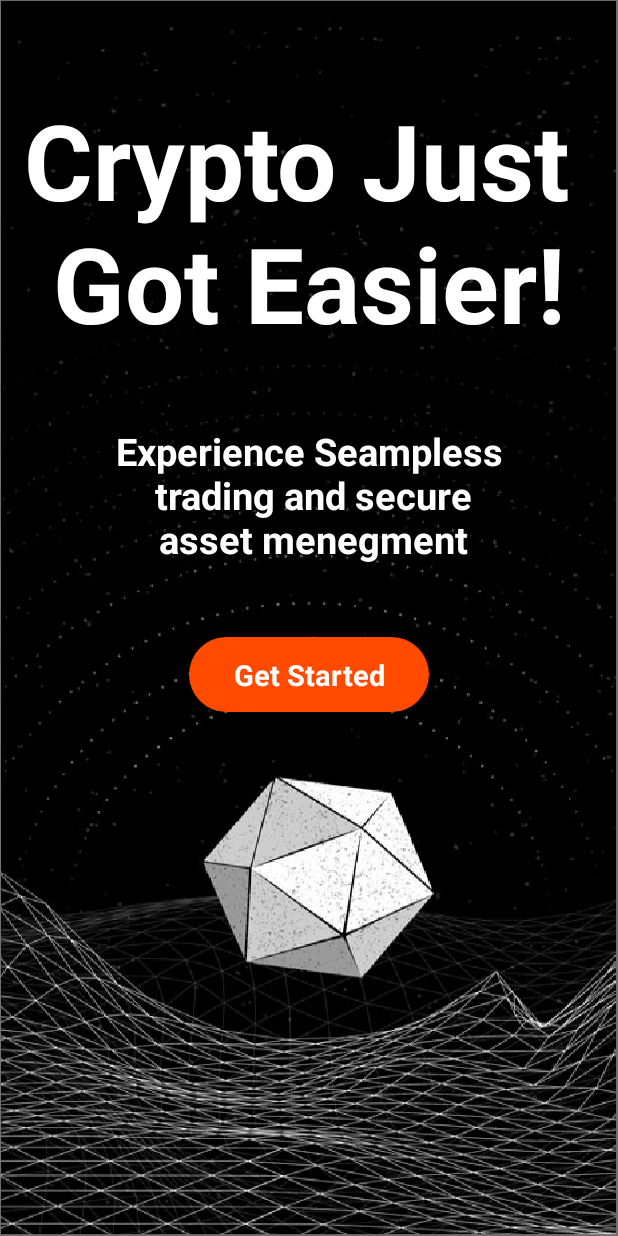
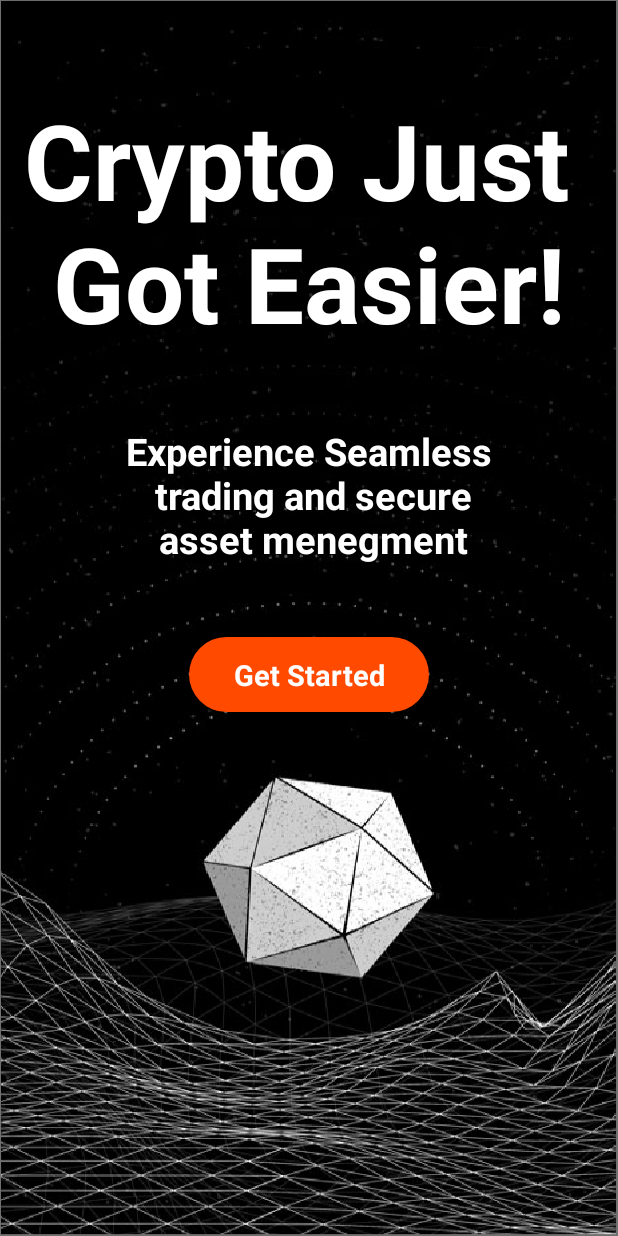
Before and after one commit to neiro22/LuminaryTrading, an Android app: the screen it shows after launch (SplashActivity), on a phone screen of 412 x 824 dp. Run offline under Robolectric (Android 15) with nearby library versions, the phone set to English and light mode, and no system bars.

Commit message:
the last one

```diff
--- a/app/src/main/res/layout/activity_splash.xml
+++ b/app/src/main/res/layout/activity_splash.xml
@@ -27,7 +27,7 @@
         android:id="@+id/textView2"
         android:layout_width="wrap_content"
         android:layout_height="wrap_content"
-        android:text="Experience Seampless\n
+        android:text="Experience Seamless\n
 trading and secure\n
 asset menegment"
         android:textStyle="bold"
```
